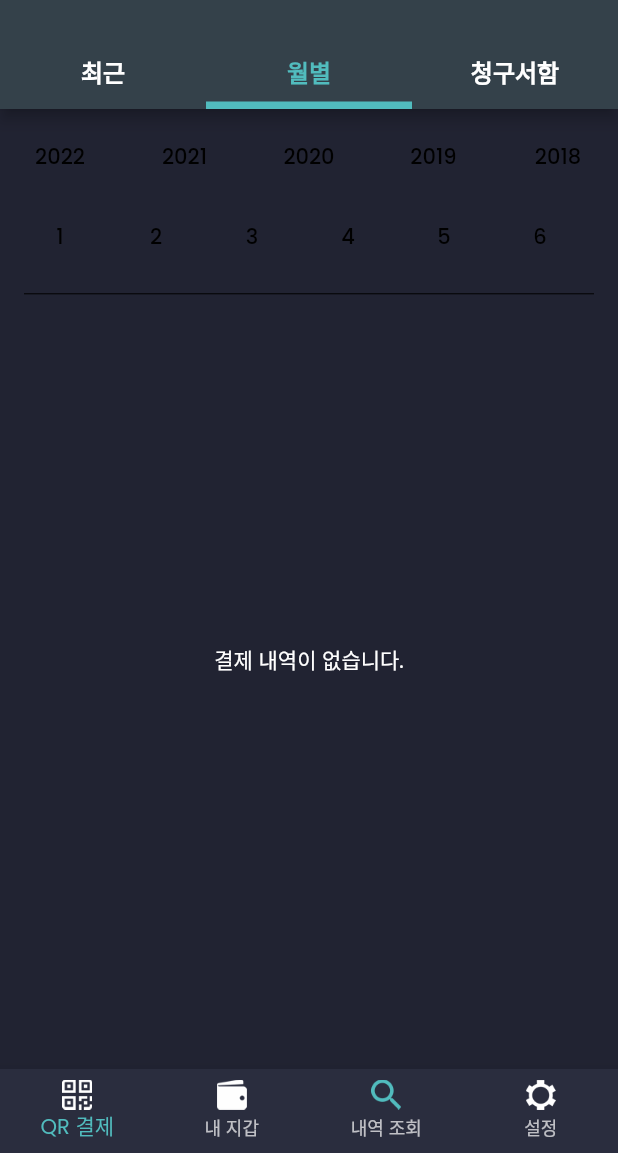
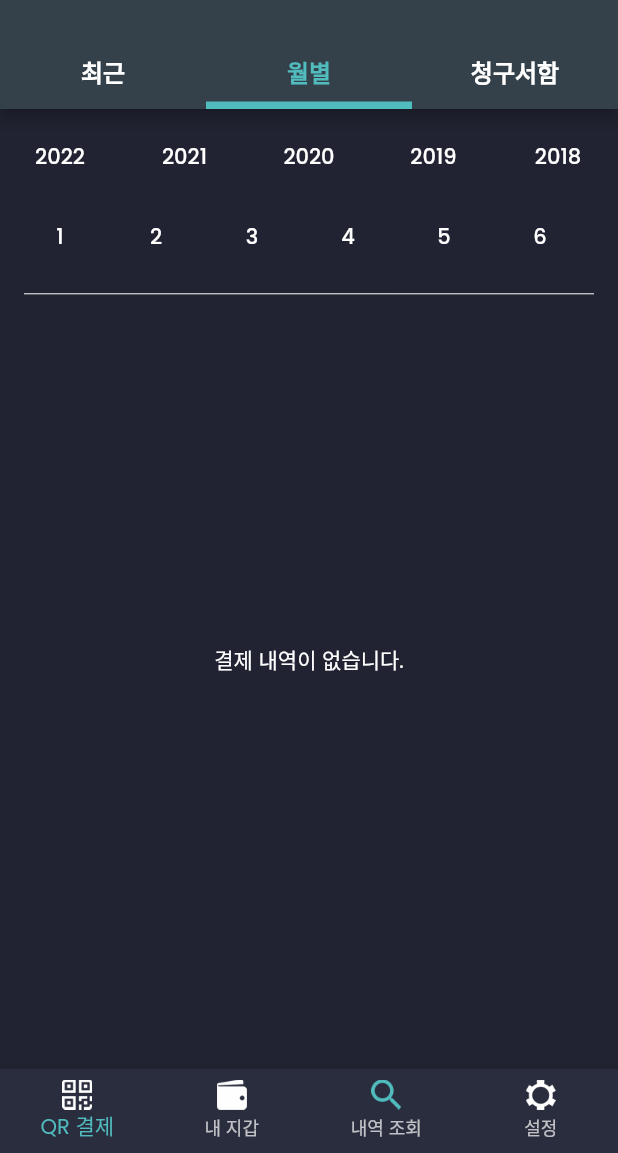
Before and after one commit to jinwoo-nam/Instapay-work, a Flutter app: the HistorySearchScreen screen opened directly, tab 2 chosen, on a phone screen of 412 x 824 dp, the part 83-1236 px from its top. Run offline on Flutter 3.47's test engine with Material 2 defaults, Android fonts, the phone set to English and light mode, and no system bars; our stand-ins replace data_table_2, fl_chart, freezed_annotation, google_fonts, webview_flutter; missing offline and left inert: qr_code_scanner; accounts and stored records are empty; generated files the repository leaves out were written again.

```diff
--- a/instapay_clone/lib/presentation/history_search/components/monthly_screen.dart
+++ b/instapay_clone/lib/presentation/history_search/detail_page/monthly_screen.dart
@@ -21,7 +21,7 @@ class MonthlyScreen extends StatelessWidget {
                     TextButton(
                       child: const Text(
                         '2022',
-                        style: TextStyle(color: Colors.black),
+                        style: TextStyle(color: Colors.white),
                       ),
                       onPressed: () {},
                       style: TextButton.styleFrom(
@@ -31,7 +31,7 @@ class MonthlyScreen extends StatelessWidget {
                     TextButton(
                       child: const Text(
                         '2021',
-                        style: TextStyle(color: Colors.black),
+                        style: TextStyle(color: Colors.white),
                       ),
                       onPressed: () {},
                       style: TextButton.styleFrom(
@@ -41,7 +41,7 @@ class MonthlyScreen extends StatelessWidget {
                     TextButton(
                       child: const Text(
                         '2020',
-                        style: TextStyle(color: Colors.black),
+                        style: TextStyle(color: Colors.white),
                       ),
                       onPressed: () {},
                       style: TextButton.styleFrom(
@@ -51,7 +51,7 @@ class MonthlyScreen extends StatelessWidget {
                     TextButton(
                       child: const Text(
                         '2019',
-                        style: TextStyle(color: Colors.black),
+                        style: TextStyle(color: Colors.white),
                       ),
                       onPressed: () {},
                       style: TextButton.styleFrom(
@@ -61,7 +61,7 @@ class MonthlyScreen extends StatelessWidget {
                     TextButton(
                       child: const Text(
                         '2018',
-                        style: TextStyle(color: Colors.black),
+                        style: TextStyle(color: Colors.white),
                       ),
                       onPressed: () {},
                       style: TextButton.styleFrom(
@@ -77,7 +77,7 @@ class MonthlyScreen extends StatelessWidget {
                       TextButton(
                         child: const Text(
                           '1',
-                          style: TextStyle(color: Colors.black),
+                          style: TextStyle(color: Colors.white),
                         ),
                         onPressed: () {},
                         style: TextButton.styleFrom(
@@ -86,7 +86,7 @@ class MonthlyScreen extends StatelessWidget {
                       TextButton(
                         child: const Text(
                           '2',
-                          style: TextStyle(color: Colors.black),
+                          style: TextStyle(color: Colors.white),
                         ),
                         onPressed: () {},
                         style: TextButton.styleFrom(
@@ -95,7 +95,7 @@ class MonthlyScreen extends StatelessWidget {
                       TextButton(
                         child: const Text(
                           '3',
-                          style: TextStyle(color: Colors.black),
+                          style: TextStyle(color: Colors.white),
                         ),
                         onPressed: () {},
                         style: TextButton.styleFrom(
@@ -104,7 +104,7 @@ class MonthlyScreen extends StatelessWidget {
                       TextButton(
                         child: const Text(
                           '4',
-                          style: TextStyle(color: Colors.black),
+                          style: TextStyle(color: Colors.white),
                         ),
                         onPressed: () {},
                         style: TextButton.styleFrom(
@@ -113,7 +113,7 @@ class MonthlyScreen extends StatelessWidget {
                       TextButton(
                         child: const Text(
                           '5',
-                          style: TextStyle(color: Colors.black),
+                          style: TextStyle(color: Colors.white),
                         ),
                         onPressed: () {},
                         style: TextButton.styleFrom(
@@ -122,7 +122,7 @@ class MonthlyScreen extends StatelessWidget {
                       TextButton(
                         child: const Text(
                           '6',
-                          style: TextStyle(color: Colors.black),
+                          style: TextStyle(color: Colors.white),
                         ),
                         onPressed: () {},
                         style: TextButton.styleFrom(
@@ -131,7 +131,7 @@ class MonthlyScreen extends StatelessWidget {
                       TextButton(
                         child: const Text(
                           '7',
-                          style: TextStyle(color: Colors.black),
+                          style: TextStyle(color: Colors.white),
                         ),
                         onPressed: () {},
                         style: TextButton.styleFrom(
@@ -140,7 +140,7 @@ class MonthlyScreen extends StatelessWidget {
                       TextButton(
                         child: const Text(
                           '8',
-                          style: TextStyle(color: Colors.black),
+                          style: TextStyle(color: Colors.white),
                         ),
                         onPressed: () {},
                         style: TextButton.styleFrom(
@@ -149,7 +149,7 @@ class MonthlyScreen extends StatelessWidget {
                       TextButton(
                         child: const Text(
                           '9',
-                          style: TextStyle(color: Colors.black),
+                          style: TextStyle(color: Colors.white),
                         ),
                         onPressed: () {},
                         style: TextButton.styleFrom(
@@ -158,7 +158,7 @@ class MonthlyScreen extends StatelessWidget {
                       TextButton(
                         child: const Text(
                           '10',
-                          style: TextStyle(color: Colors.black),
+                          style: TextStyle(color: Colors.white),
                         ),
                         onPressed: () {},
                         style: TextButton.styleFrom(
@@ -167,7 +167,7 @@ class MonthlyScreen extends StatelessWidget {
                       TextButton(
                         child: const Text(
                           '11',
-                          style: TextStyle(color: Colors.black),
+                          style: TextStyle(color: Colors.white),
                         ),
                         onPressed: () {},
                         style: TextButton.styleFrom(
@@ -176,7 +176,7 @@ class MonthlyScreen extends StatelessWidget {
                       TextButton(
                         child: const Text(
                           '12',
-                          style: TextStyle(color: Colors.black),
+                          style: TextStyle(color: Colors.white),
                         ),
                         onPressed: () {},
                         style: TextButton.styleFrom(
@@ -188,7 +188,7 @@ class MonthlyScreen extends StatelessWidget {
                 const Padding(
                   padding: EdgeInsets.symmetric(horizontal: 8.0,vertical: 0),
                   child: Divider(
-                    color: Colors.black,
+                    color: Colors.white,
                   ),
                 ),
               ],
--- a/instapay_clone/lib/presentation/history_search/history_search_screen.dart
+++ b/instapay_clone/lib/presentation/history_search/history_search_screen.dart
@@ -1,8 +1,8 @@
 import 'package:flutter/material.dart';
 import 'package:instapay_clone/presentation/components/bottom_menu.dart';
-import 'package:instapay_clone/presentation/history_search/components/bill_box_screen.dart';
-import 'package:instapay_clone/presentation/history_search/components/monthly_screen.dart';
-import 'package:instapay_clone/presentation/history_search/components/recently_screen.dart';
+import 'package:instapay_clone/presentation/history_search/detail_page/bill_box_screen.dart';
+import 'package:instapay_clone/presentation/history_search/detail_page/monthly_screen.dart';
+import 'package:instapay_clone/presentation/history_search/detail_page/recently_screen.dart';
 import 'package:instapay_clone/responsive/responsive.dart';
 import 'package:instapay_clone/ui/color.dart' as color;
 import 'package:instapay_clone/ui/tab_menu.dart';
--- a/instapay_clone/lib/presentation/setting/detail_page/payment_code_change/payment_code_widget.dart
+++ b/instapay_clone/lib/presentation/setting/detail_page/payment_code_change/payment_code_widget.dart
@@ -1,6 +1,7 @@
 import 'dart:math';
 
 import 'package:flutter/material.dart';
+import 'package:instapay_clone/responsive/responsive.dart';
 import 'package:instapay_clone/ui/color.dart' as color;
 
 class PaymentCodeWidget extends StatefulWidget {
@@ -92,9 +93,10 @@ class _PaymentCodeWidget extends State<PaymentCodeWidget> {
                   shrinkWrap: true,
                   physics: const NeverScrollableScrollPhysics(),
                   itemCount: 12,
-                  gridDelegate: const SliverGridDelegateWithFixedCrossAxisCount(
+                  gridDelegate: SliverGridDelegateWithFixedCrossAxisCount(
                     crossAxisCount: 4,
-                    childAspectRatio: 3 / 2,
+                    childAspectRatio:
+                        Responsive.isMobile(context) ? 2.5 : 3.5,
                   ),
                   itemBuilder: (BuildContext context, int index) {
                     String num = getText();
--- a/instapay_clone/pubspec.yaml
+++ b/instapay_clone/pubspec.yaml
@@ -47,6 +47,7 @@ dependencies:
   webview_flutter: ^3.0.1
   google_fonts: ^2.3.0
   data_table_2: ^2.2.1
+  fl_chart: ^0.46.0
 
 dev_dependencies:
   flutter_test:
```
Also changed, not shown: instapay_clone/lib/presentation/history_search/components/chart_widget.dart (added, +77 -0 lines), instapay_clone/lib/presentation/history_search/components/payment_detail_widget.dart (added, +58 -0 lines), instapay_clone/lib/presentation/history_search/components/payment_info_card.dart (added, +65 -0 lines), instapay_clone/lib/presentation/history_search/components/payment_list_widget.dart (added, +79 -0 lines), instapay_clone/lib/presentation/history_search/components/recently_screen.dart (deleted, +0 -12 lines), instapay_clone/lib/presentation/history_search/detail_page/recently_screen.dart (added, +54 -0 lines), instapay_clone/lib/presentation/my_wallet/my_wallet_screen_2.dart (+4 -8 lines), instapay_clone/lib/presentation/setting/components/setting_list_widget.dart (+15 -3 lines), instapay_clone/lib/presentation/setting/detail_page/payment_code_change/payment_code_chagne_screen.dart (+4 -4 lines), instapay_clone/lib/presentation/history_search/detail_page/bill_box_screen.dart (renamed from instapay_clone/lib/presentation/history_search/components/bill_box_screen.dart), instapay_clone/pubspec.lock.
